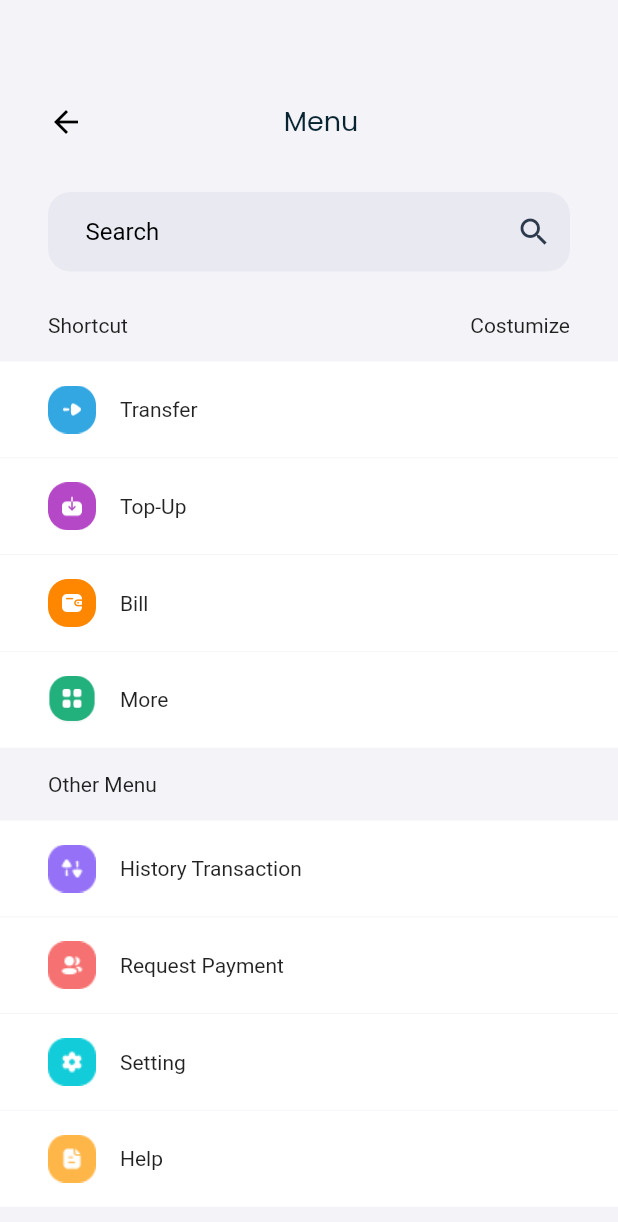
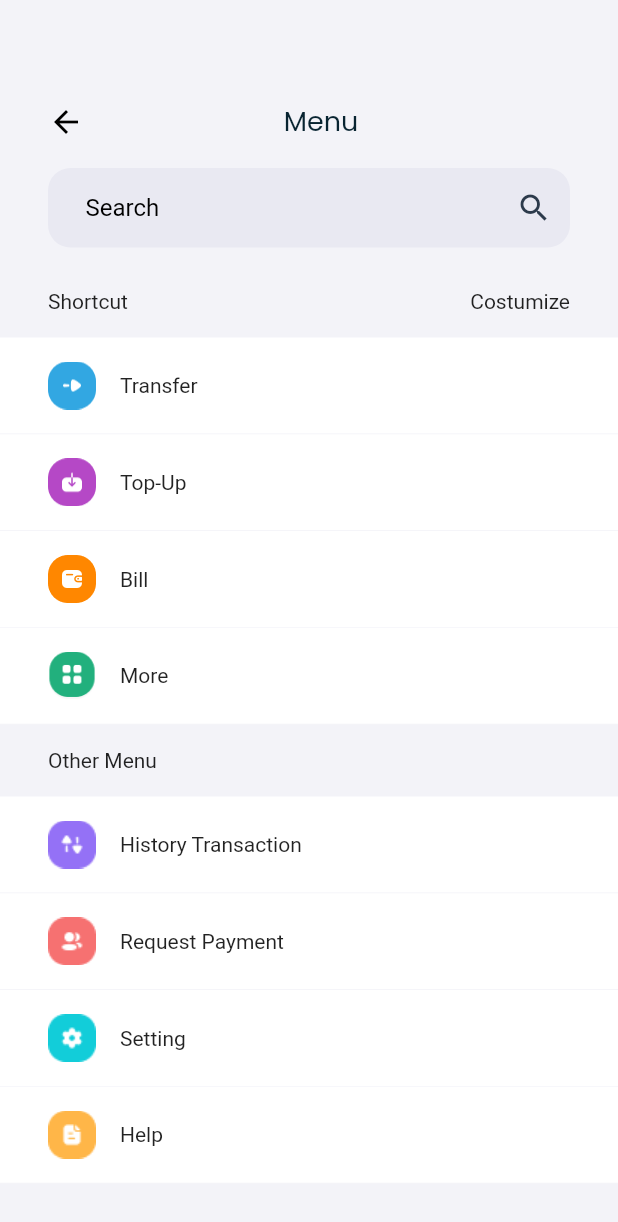
Before and after one commit to bagashyt/digital-wallet-ui, a Flutter app: the screen it shows after launch, on a phone screen of 412 x 824 dp. Shown: the top 1222 px of the screen. Run offline on Flutter 3.47's test engine with Material 2 defaults, Android fonts, the phone set to English and light mode, and no system bars; our stand-ins replace google_fonts.

Commit message:
update layout

```diff
--- a/lib/screen/menu_screen.dart
+++ b/lib/screen/menu_screen.dart
@@ -21,7 +21,7 @@ class MenuScreen extends StatelessWidget {
           child: Column(
             children: [
               const SizedBox(
-                height: 28.0,
+                height: 12.0,
               ),
 
               ///Search Bar
```
